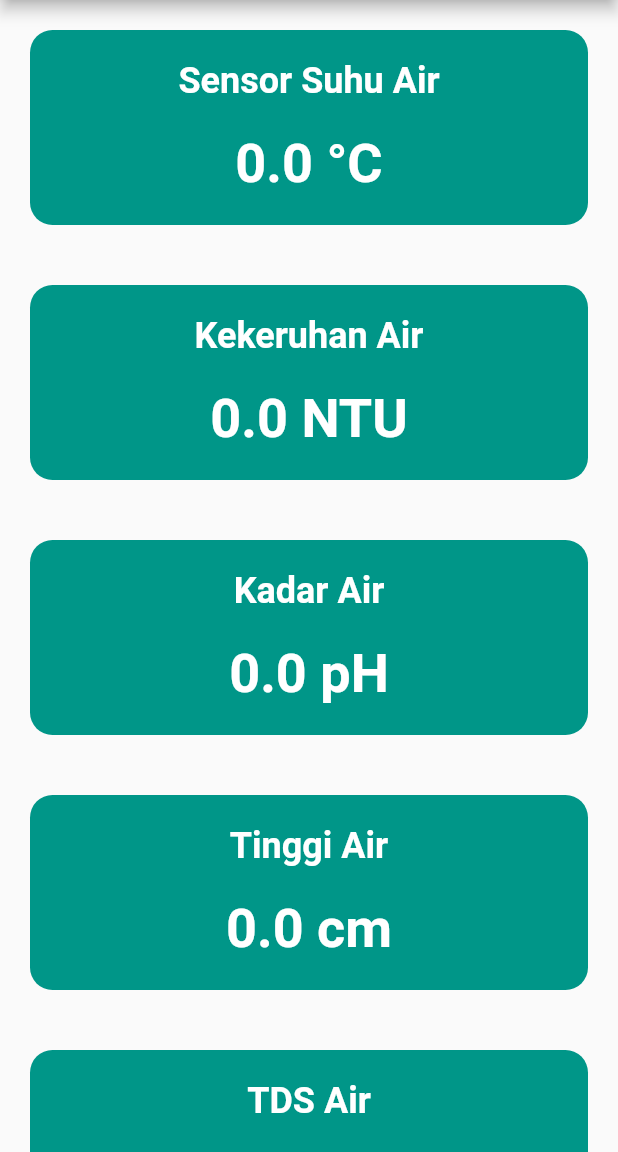
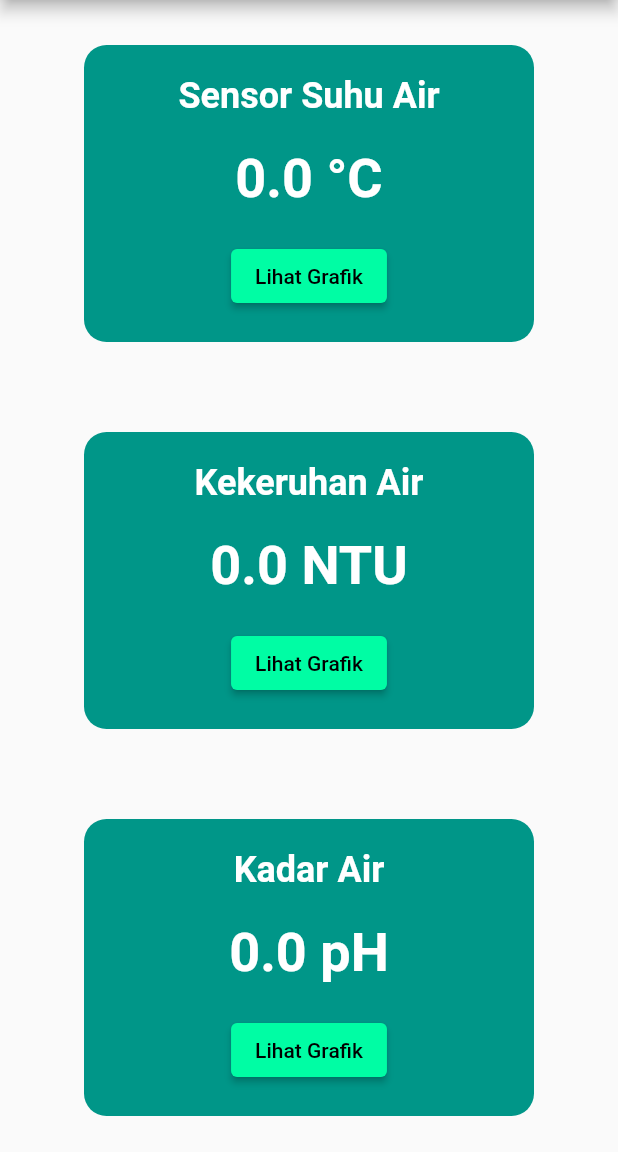
Before and after one commit to mirzahafizh/monitoringrealtime, a Flutter app: the screen it shows after launch, on a phone screen of 412 x 824 dp, the part 84-1236 px from its top. Run offline on Flutter 3.47's test engine with Material 2 defaults, Android fonts, the phone set to English and light mode, and no system bars; our stand-ins replace firebase_core, firebase_database; accounts and stored records are empty.

Commit message:
tambah button

```diff
--- a/lib/main.dart
+++ b/lib/main.dart
@@ -38,7 +38,6 @@ class MyApp extends StatelessWidget {
     );
   }
 }
-
 
 class MySensorPage extends StatefulWidget {
   const MySensorPage({Key? key});
@@ -155,8 +154,8 @@ class _MySensorPageState extends State<MySensorPage> {
 
   Widget buildSensorCard(String title, double value, String unit) {
     return Container(
-      width: double.infinity,
-      margin: EdgeInsets.all(20.0),
+      width: 300.0,
+      margin: EdgeInsets.all(30.0),
       decoration: BoxDecoration(
         color: Colors.teal,
         borderRadius: BorderRadius.circular(15.0),
@@ -183,6 +182,14 @@ class _MySensorPageState extends State<MySensorPage> {
                 color: Colors.white,
               ),
             ),
+            SizedBox(height: 20),
+            ElevatedButton(
+              onPressed: () {
+                // Tambahkan aksi yang ingin Anda lakukan ketika tombol ditekan
+                // Misalnya, buka halaman grafik.
+              },
+              child: Text('Lihat Grafik'),
+            ),
           ],
         ),
       ),
```
